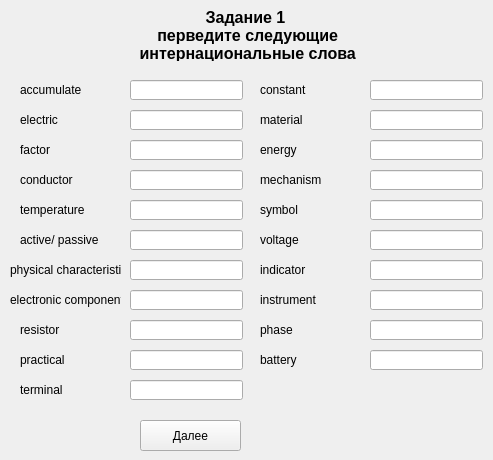
Before: the Qt Designer form server/UI/variant_2/zadanie1_part1_var2.ui in Scykorr/dmitr_client_serv_test, drawn with Qt 5.
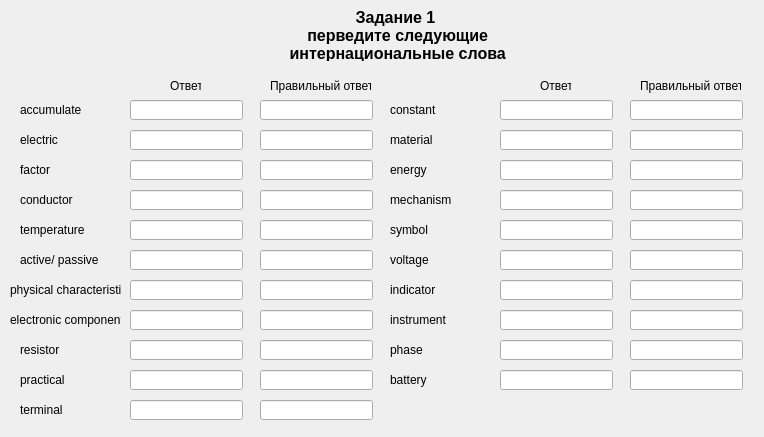
After: the same form once the commit is applied.

```diff
--- a/server/UI/variant_2/zadanie1_part1_var2.ui
+++ b/server/UI/variant_2/zadanie1_part1_var2.ui
@@ -6,8 +6,8 @@
    <rect>
     <x>0</x>
     <y>0</y>
-    <width>493</width>
-    <height>460</height>
+    <width>764</width>
+    <height>437</height>
    </rect>
   </property>
   <property name="windowTitle">
@@ -16,7 +16,7 @@
   <widget class="QLabel" name="label_title">
    <property name="geometry">
     <rect>
-     <x>10</x>
+     <x>160</x>
      <y>10</y>
      <width>471</width>
      <height>51</height>
@@ -49,7 +49,7 @@
    <property name="geometry">
     <rect>
      <x>20</x>
-     <y>80</y>
+     <y>100</y>
      <width>101</width>
      <height>20</height>
     </rect>
@@ -62,7 +62,7 @@
    <property name="geometry">
     <rect>
      <x>130</x>
-     <y>80</y>
+     <y>100</y>
      <width>113</width>
      <height>20</height>
     </rect>
@@ -72,7 +72,7 @@
    <property name="geometry">
     <rect>
      <x>20</x>
-     <y>110</y>
+     <y>130</y>
      <width>101</width>
      <height>20</height>
     </rect>
@@ -85,7 +85,7 @@
    <property name="geometry">
     <rect>
      <x>130</x>
-     <y>110</y>
+     <y>130</y>
      <width>113</width>
      <height>20</height>
     </rect>
@@ -95,7 +95,7 @@
    <property name="geometry">
     <rect>
      <x>20</x>
-     <y>140</y>
+     <y>160</y>
      <width>101</width>
      <height>20</height>
     </rect>
@@ -108,7 +108,7 @@
    <property name="geometry">
     <rect>
      <x>130</x>
-     <y>140</y>
+     <y>160</y>
      <width>113</width>
      <height>20</height>
     </rect>
@@ -118,7 +118,7 @@
    <property name="geometry">
     <rect>
      <x>20</x>
-     <y>170</y>
+     <y>190</y>
      <width>101</width>
      <height>20</height>
     </rect>
@@ -131,7 +131,7 @@
    <property name="geometry">
     <rect>
      <x>130</x>
-     <y>170</y>
+     <y>190</y>
      <width>113</width>
      <height>20</height>
     </rect>
@@ -141,7 +141,7 @@
    <property name="geometry">
     <rect>
      <x>20</x>
-     <y>200</y>
+     <y>220</y>
      <width>101</width>
      <height>20</height>
     </rect>
@@ -154,7 +154,7 @@
    <property name="geometry">
     <rect>
      <x>130</x>
-     <y>200</y>
+     <y>220</y>
      <width>113</width>
      <height>20</height>
     </rect>
@@ -164,7 +164,7 @@
    <property name="geometry">
     <rect>
      <x>20</x>
-     <y>230</y>
+     <y>250</y>
      <width>101</width>
      <height>20</height>
     </rect>
@@ -177,7 +177,7 @@
    <property name="geometry">
     <rect>
      <x>130</x>
-     <y>230</y>
+     <y>250</y>
      <width>113</width>
      <height>20</height>
     </rect>
@@ -187,7 +187,7 @@
    <property name="geometry">
     <rect>
      <x>10</x>
-     <y>260</y>
+     <y>280</y>
      <width>111</width>
      <height>20</height>
     </rect>
@@ -200,7 +200,7 @@
    <property name="geometry">
     <rect>
      <x>130</x>
-     <y>260</y>
+     <y>280</y>
      <width>113</width>
      <height>20</height>
     </rect>
@@ -210,7 +210,7 @@
    <property name="geometry">
     <rect>
      <x>10</x>
-     <y>290</y>
+     <y>310</y>
      <width>111</width>
      <height>20</height>
     </rect>
@@ -223,7 +223,7 @@
    <property name="geometry">
     <rect>
      <x>130</x>
-     <y>290</y>
+     <y>310</y>
      <width>113</width>
      <height>20</height>
     </rect>
@@ -233,7 +233,7 @@
    <property name="geometry">
     <rect>
      <x>20</x>
-     <y>320</y>
+     <y>340</y>
      <width>101</width>
      <height>20</height>
     </rect>
@@ -246,7 +246,7 @@
    <property name="geometry">
     <rect>
      <x>130</x>
-     <y>320</y>
+     <y>340</y>
      <width>113</width>
      <height>20</height>
     </rect>
@@ -256,7 +256,7 @@
    <property name="geometry">
     <rect>
      <x>20</x>
-     <y>350</y>
+     <y>370</y>
      <width>101</width>
      <height>20</height>
     </rect>
@@ -269,7 +269,7 @@
    <property name="geometry">
     <rect>
      <x>130</x>
-     <y>350</y>
+     <y>370</y>
      <width>113</width>
      <height>20</height>
     </rect>
@@ -279,7 +279,7 @@
    <property name="geometry">
     <rect>
      <x>20</x>
-     <y>380</y>
+     <y>400</y>
      <width>101</width>
      <height>20</height>
     </rect>
@@ -292,7 +292,7 @@
    <property name="geometry">
     <rect>
      <x>130</x>
-     <y>380</y>
+     <y>400</y>
      <width>113</width>
      <height>20</height>
     </rect>
@@ -301,8 +301,8 @@
   <widget class="QLabel" name="label_word_12">
    <property name="geometry">
     <rect>
-     <x>260</x>
-     <y>80</y>
+     <x>390</x>
+     <y>100</y>
      <width>101</width>
      <height>20</height>
     </rect>
@@ -314,8 +314,8 @@
   <widget class="QLineEdit" name="lineEdit_word_12">
    <property name="geometry">
     <rect>
-     <x>370</x>
-     <y>80</y>
+     <x>500</x>
+     <y>100</y>
      <width>113</width>
      <height>20</height>
     </rect>
@@ -324,8 +324,8 @@
   <widget class="QLabel" name="label_word_13">
    <property name="geometry">
     <rect>
-     <x>260</x>
-     <y>110</y>
+     <x>390</x>
+     <y>130</y>
      <width>101</width>
      <height>20</height>
     </rect>
@@ -337,8 +337,8 @@
   <widget class="QLineEdit" name="lineEdit_word_13">
    <property name="geometry">
     <rect>
-     <x>370</x>
-     <y>110</y>
+     <x>500</x>
+     <y>130</y>
      <width>113</width>
      <height>20</height>
     </rect>
@@ -347,8 +347,8 @@
   <widget class="QLabel" name="label_word_14">
    <property name="geometry">
     <rect>
-     <x>260</x>
-     <y>140</y>
+     <x>390</x>
+     <y>160</y>
      <width>101</width>
      <height>20</height>
     </rect>
@@ -360,8 +360,8 @@
   <widget class="QLineEdit" name="lineEdit_word_14">
    <property name="geometry">
     <rect>
-     <x>370</x>
-     <y>140</y>
+     <x>500</x>
+     <y>160</y>
      <width>113</width>
      <height>20</height>
     </rect>
@@ -370,8 +370,8 @@
   <widget class="QLabel" name="label_word_15">
    <property name="geometry">
     <rect>
-     <x>260</x>
-     <y>170</y>
+     <x>390</x>
+     <y>190</y>
      <width>101</width>
      <height>20</height>
     </rect>
@@ -383,8 +383,8 @@
   <widget class="QLineEdit" name="lineEdit_word_15">
    <property name="geometry">
     <rect>
-     <x>370</x>
-     <y>170</y>
+     <x>500</x>
+     <y>190</y>
      <width>113</width>
      <height>20</height>
     </rect>
@@ -393,8 +393,8 @@
   <widget class="QLabel" name="label_word_16">
    <property name="geometry">
     <rect>
-     <x>260</x>
-     <y>200</y>
+     <x>390</x>
+     <y>220</y>
      <width>101</width>
      <height>20</height>
     </rect>
@@ -406,8 +406,8 @@
   <widget class="QLineEdit" name="lineEdit_word_16">
    <property name="geometry">
     <rect>
-     <x>370</x>
-     <y>200</y>
+     <x>500</x>
+     <y>220</y>
      <width>113</width>
      <height>20</height>
     </rect>
@@ -416,8 +416,8 @@
   <widget class="QLabel" name="label_word_17">
    <property name="geometry">
     <rect>
-     <x>260</x>
-     <y>230</y>
+     <x>390</x>
+     <y>250</y>
      <width>101</width>
      <height>20</height>
     </rect>
@@ -429,8 +429,8 @@
   <widget class="QLineEdit" name="lineEdit_word_17">
    <property name="geometry">
     <rect>
-     <x>370</x>
-     <y>230</y>
+     <x>500</x>
+     <y>250</y>
      <width>113</width>
      <height>20</height>
     </rect>
@@ -439,8 +439,8 @@
   <widget class="QLabel" name="label_word_18">
    <property name="geometry">
     <rect>
-     <x>260</x>
-     <y>260</y>
+     <x>390</x>
+     <y>280</y>
      <width>101</width>
      <height>20</height>
     </rect>
@@ -452,8 +452,8 @@
   <widget class="QLineEdit" name="lineEdit_word_18">
    <property name="geometry">
     <rect>
-     <x>370</x>
-     <y>260</y>
+     <x>500</x>
+     <y>280</y>
      <width>113</width>
      <height>20</height>
     </rect>
@@ -462,8 +462,8 @@
   <widget class="QLabel" name="label_word_19">
    <property name="geometry">
     <rect>
-     <x>260</x>
-     <y>290</y>
+     <x>390</x>
+     <y>310</y>
      <width>101</width>
      <height>20</height>
     </rect>
@@ -475,8 +475,8 @@
   <widget class="QLineEdit" name="lineEdit_word_19">
    <property name="geometry">
     <rect>
-     <x>370</x>
-     <y>290</y>
+     <x>500</x>
+     <y>310</y>
      <width>113</width>
      <height>20</height>
     </rect>
@@ -485,8 +485,8 @@
   <widget class="QLabel" name="label_word_20">
    <property name="geometry">
     <rect>
-     <x>260</x>
-     <y>320</y>
+     <x>390</x>
+     <y>340</y>
      <width>101</width>
      <height>20</height>
     </rect>
@@ -498,8 +498,8 @@
   <widget class="QLineEdit" name="lineEdit_word_20">
    <property name="geometry">
     <rect>
-     <x>370</x>
-     <y>320</y>
+     <x>500</x>
+     <y>340</y>
      <width>113</width>
      <height>20</height>
     </rect>
@@ -508,8 +508,8 @@
   <widget class="QLabel" name="label_word_21">
    <property name="geometry">
     <rect>
-     <x>260</x>
-     <y>350</y>
+     <x>390</x>
+     <y>370</y>
      <width>101</width>
      <height>20</height>
     </rect>
@@ -521,37 +521,273 @@
   <widget class="QLineEdit" name="lineEdit_word_21">
    <property name="geometry">
     <rect>
-     <x>370</x>
-     <y>350</y>
+     <x>500</x>
+     <y>370</y>
      <width>113</width>
      <height>20</height>
     </rect>
    </property>
   </widget>
-  <widget class="QPushButton" name="pushButton_answer">
+  <widget class="QLineEdit" name="lineEdit_word_22">
    <property name="geometry">
     <rect>
-     <x>140</x>
-     <y>420</y>
-     <width>101</width>
+     <x>260</x>
+     <y>100</y>
+     <width>113</width>
+     <height>20</height>
+    </rect>
+   </property>
+  </widget>
+  <widget class="QLineEdit" name="lineEdit_word_23">
+   <property name="geometry">
+    <rect>
+     <x>260</x>
+     <y>130</y>
+     <width>113</width>
+     <height>20</height>
+    </rect>
+   </property>
+  </widget>
+  <widget class="QLineEdit" name="lineEdit_word_24">
+   <property name="geometry">
+    <rect>
+     <x>260</x>
+     <y>160</y>
+     <width>113</width>
+     <height>20</height>
+    </rect>
+   </property>
+  </widget>
+  <widget class="QLineEdit" name="lineEdit_word_25">
+   <property name="geometry">
+    <rect>
+     <x>260</x>
+     <y>190</y>
+     <width>113</width>
+     <height>20</height>
+    </rect>
+   </property>
+  </widget>
+  <widget class="QLineEdit" name="lineEdit_word_26">
+   <property name="geometry">
+    <rect>
+     <x>260</x>
+     <y>220</y>
+     <width>113</width>
+     <height>20</height>
+    </rect>
+   </property>
+  </widget>
+  <widget class="QLineEdit" name="lineEdit_word_27">
+   <property name="geometry">
+    <rect>
+     <x>260</x>
+     <y>250</y>
+     <width>113</width>
+     <height>20</height>
+    </rect>
+   </property>
+  </widget>
+  <widget class="QLineEdit" name="lineEdit_word_28">
+   <property name="geometry">
+    <rect>
+     <x>260</x>
+     <y>280</y>
+     <width>113</width>
+     <height>20</height>
+    </rect>
+   </property>
+  </widget>
+  <widget class="QLineEdit" name="lineEdit_word_29">
+   <property name="geometry">
+    <rect>
+     <x>260</x>
+     <y>310</y>
+     <width>113</width>
+     <height>20</height>
+    </rect>
+   </property>
+  </widget>
+  <widget class="QLineEdit" name="lineEdit_word_30">
+   <property name="geometry">
+    <rect>
+     <x>260</x>
+     <y>340</y>
+     <width>113</width>
+     <height>20</height>
+    </rect>
+   </property>
+  </widget>
+  <widget class="QLineEdit" name="lineEdit_word_31">
+   <property name="geometry">
+    <rect>
+     <x>260</x>
+     <y>370</y>
+     <width>113</width>
+     <height>20</height>
+    </rect>
+   </property>
+  </widget>
+  <widget class="QLineEdit" name="lineEdit_word_32">
+   <property name="geometry">
+    <rect>
+     <x>260</x>
+     <y>400</y>
+     <width>113</width>
+     <height>20</height>
+    </rect>
+   </property>
+  </widget>
+  <widget class="QLineEdit" name="lineEdit_word_33">
+   <property name="geometry">
+    <rect>
+     <x>630</x>
+     <y>100</y>
+     <width>113</width>
+     <height>20</height>
+    </rect>
+   </property>
+  </widget>
+  <widget class="QLineEdit" name="lineEdit_word_34">
+   <property name="geometry">
+    <rect>
+     <x>630</x>
+     <y>130</y>
+     <width>113</width>
+     <height>20</height>
+    </rect>
+   </property>
+  </widget>
+  <widget class="QLineEdit" name="lineEdit_word_35">
+   <property name="geometry">
+    <rect>
+     <x>630</x>
+     <y>160</y>
+     <width>113</width>
+     <height>20</height>
+    </rect>
+   </property>
+  </widget>
+  <widget class="QLineEdit" name="lineEdit_word_36">
+   <property name="geometry">
+    <rect>
+     <x>630</x>
+     <y>190</y>
+     <width>113</width>
+     <height>20</height>
+    </rect>
+   </property>
+  </widget>
+  <widget class="QLineEdit" name="lineEdit_word_37">
+   <property name="geometry">
+    <rect>
+     <x>630</x>
+     <y>220</y>
+     <width>113</width>
+     <height>20</height>
+    </rect>
+   </property>
+  </widget>
+  <widget class="QLineEdit" name="lineEdit_word_38">
+   <property name="geometry">
+    <rect>
+     <x>630</x>
+     <y>250</y>
+     <width>113</width>
+     <height>20</height>
+    </rect>
+   </property>
+  </widget>
+  <widget class="QLineEdit" name="lineEdit_word_39">
+   <property name="geometry">
+    <rect>
+     <x>630</x>
+     <y>280</y>
+     <width>113</width>
+     <height>20</height>
+    </rect>
+   </property>
+  </widget>
+  <widget class="QLineEdit" name="lineEdit_word_40">
+   <property name="geometry">
+    <rect>
+     <x>630</x>
+     <y>310</y>
+     <width>113</width>
+     <height>20</height>
+    </rect>
+   </property>
+  </widget>
+  <widget class="QLineEdit" name="lineEdit_word_41">
+   <property name="geometry">
+    <rect>
+     <x>630</x>
+     <y>340</y>
+     <width>113</width>
+     <height>20</height>
+    </rect>
+   </property>
+  </widget>
+  <widget class="QLineEdit" name="lineEdit_word_42">
+   <property name="geometry">
+    <rect>
+     <x>630</x>
+     <y>370</y>
+     <width>113</width>
+     <height>20</height>
+    </rect>
+   </property>
+  </widget>
+  <widget class="QLabel" name="label_2">
+   <property name="geometry">
+    <rect>
+     <x>170</x>
+     <y>70</y>
+     <width>31</width>
      <height>31</height>
     </rect>
    </property>
    <property name="text">
-    <string>Далее</string>
+    <string>Ответ</string>
    </property>
   </widget>
   <widget class="QLabel" name="label_timer">
    <property name="geometry">
     <rect>
      <x>270</x>
-     <y>410</y>
-     <width>171</width>
+     <y>70</y>
+     <width>101</width>
      <height>31</height>
     </rect>
    </property>
    <property name="text">
-    <string/>
+    <string>Правильный ответ</string>
+   </property>
+  </widget>
+  <widget class="QLabel" name="label_3">
+   <property name="geometry">
+    <rect>
+     <x>540</x>
+     <y>70</y>
+     <width>31</width>
+     <height>31</height>
+    </rect>
+   </property>
+   <property name="text">
+    <string>Ответ</string>
+   </property>
+  </widget>
+  <widget class="QLabel" name="label_4">
+   <property name="geometry">
+    <rect>
+     <x>640</x>
+     <y>70</y>
+     <width>101</width>
+     <height>31</height>
+    </rect>
+   </property>
+   <property name="text">
+    <string>Правильный ответ</string>
    </property>
   </widget>
  </widget>
```
Left out of the diff: 2 changed lines with no effect on the pictures.
